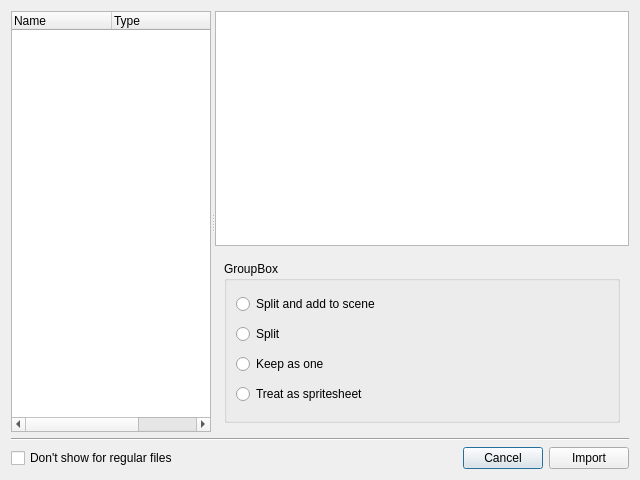
Qt form importdialog.ui (jreuss/2dmap) before a commit.
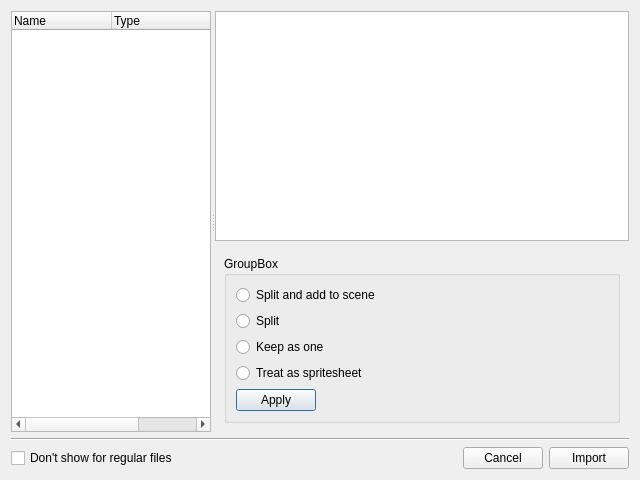
The same form after that commit. The open tabs and pages were chosen to show the change.

```diff
--- a/importdialog.ui
+++ b/importdialog.ui
@@ -244,6 +244,19 @@
                 </property>
                </widget>
               </item>
+              <item>
+               <widget class="QPushButton" name="btn_apply">
+                <property name="sizePolicy">
+                 <sizepolicy hsizetype="Fixed" vsizetype="Fixed">
+                  <horstretch>0</horstretch>
+                  <verstretch>0</verstretch>
+                 </sizepolicy>
+                </property>
+                <property name="text">
+                 <string>Apply</string>
+                </property>
+               </widget>
+              </item>
              </layout>
             </widget>
            </item>
```
Left out of the diff: 2 changed lines with no effect on the pictures.
